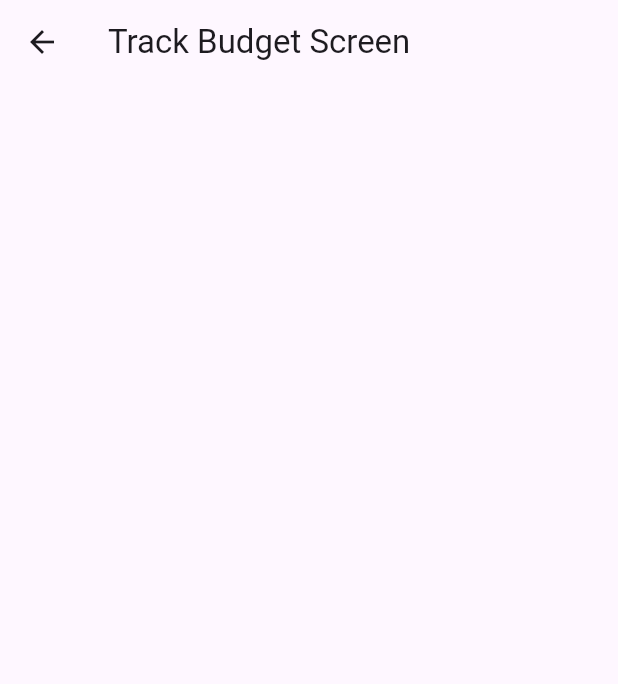
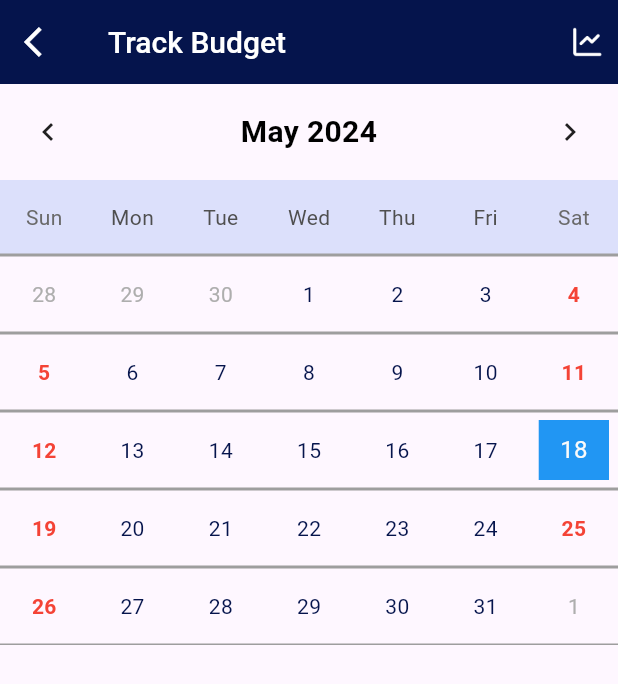
Before and after one commit to AthiraaAthi/project_way, a Flutter app: the TrackBudgetScreen screen opened directly, on a phone screen of 412 x 824 dp. Shown: the top 684 px of the screen. Run offline on Flutter 3.47's test engine with Material 3 defaults, Android fonts, the phone set to English and light mode, and no system bars; drawn by our look-alikes of table_calendar; our stand-ins replace carousel_slider, pinput.

Commit message:
setup calender in track budget screen

```diff
--- a/lib/utils/image_constant/image_constant.dart
+++ b/lib/utils/image_constant/image_constant.dart
@@ -5,4 +5,5 @@ class ImageConstant {
   static String ComingSoon = "assets/images/coming_soon.png";
   static String Profile = "assets/images/profile.png";
   static String Trophy = "assets/images/trophy.png";
+  static String graph = "assets/images/graph.png";
 }
--- a/lib/view/notifications_screen/notifications_screen.dart
+++ b/lib/view/notifications_screen/notifications_screen.dart
@@ -15,7 +15,7 @@ class NotificationScreen extends StatelessWidget {
             Navigator.pop(context);
           },
           icon: Icon(
-            Icons.arrow_back,
+            Icons.arrow_back_ios,
             color: Colors.white,
           ),
         ),
--- a/lib/view/profile/profile_screen.dart
+++ b/lib/view/profile/profile_screen.dart
@@ -17,7 +17,7 @@ class ProfileScreen extends StatelessWidget {
               Navigator.pop(context);
             },
             icon: Icon(
-              Icons.arrow_back,
+              Icons.arrow_back_ios,
               color: Colors.white,
             ),
           ),
--- a/lib/view/subscription_screen/subscription_screen.dart
+++ b/lib/view/subscription_screen/subscription_screen.dart
@@ -19,7 +19,7 @@ class SubscriptionScreen extends StatelessWidget {
               Navigator.pop(context);
             },
             icon: Icon(
-              Icons.arrow_back,
+              Icons.arrow_back_ios,
               color: Colors.white,
             ),
           ),
--- a/lib/view/track_budget_screen/track_budget_screen.dart
+++ b/lib/view/track_budget_screen/track_budget_screen.dart
@@ -1,13 +1,100 @@
 import 'package:flutter/material.dart';
+import 'package:project_way/utils/color_constant/color_constant.dart';
+import 'package:project_way/utils/image_constant/image_constant.dart';
+import 'package:table_calendar/table_calendar.dart';
 
-class TrackBudgetScreen extends StatelessWidget {
-  const TrackBudgetScreen({super.key});
+class TrackBudgetScreen extends StatefulWidget {
+  TrackBudgetScreen({super.key});
 
+  @override
+  State<TrackBudgetScreen> createState() => _TrackBudgetScreenState();
+}
+
+class _TrackBudgetScreenState extends State<TrackBudgetScreen> {
+  CalendarFormat _calendarFormat = CalendarFormat.month;
+  DateTime _focusedDay = DateTime.now();
+  DateTime? _selectedDay;
   @override
   Widget build(BuildContext context) {
     return Scaffold(
       appBar: AppBar(
-        title: Text("Track Budget Screen"),
+        backgroundColor: ColorConstant.defIndigo,
+        title: Text(
+          "Track Budget",
+          style: TextStyle(
+              color: Colors.white, fontSize: 20, fontWeight: FontWeight.w500),
+        ),
+        leading: IconButton(
+          onPressed: () {
+            Navigator.pop(context);
+          },
+          icon: Icon(
+            Icons.arrow_back_ios,
+            color: Colors.white,
+          ),
+        ),
+        actions: [
+          Padding(
+            padding: const EdgeInsets.all(8.0),
+            child: Container(
+                height: 25, width: 25, child: Image.asset(ImageConstant.graph)),
+          )
+        ],
+      ),
+      body: TableCalendar(
+        daysOfWeekHeight: 50,
+        daysOfWeekStyle: DaysOfWeekStyle(
+            decoration: BoxDecoration(color: ColorConstant.bgIndigo)),
+        firstDay: DateTime.utc(2020, 1, 1),
+        lastDay: DateTime.utc(2030, 12, 31),
+        focusedDay: _focusedDay,
+        calendarFormat: _calendarFormat,
+        selectedDayPredicate: (day) {
+          return isSameDay(_selectedDay, day);
+        },
+        onDaySelected: (selectedDay, focusedDay) {
+          setState(() {
+            _selectedDay = selectedDay;
+            _focusedDay = focusedDay; // update `_focusedDay` here as well
+          });
+        },
+        onFormatChanged: (format) {
+          if (_calendarFormat != format) {
+            setState(() {
+              _calendarFormat = format;
+            });
+          }
+        },
+        onPageChanged: (focusedDay) {
+          _focusedDay = focusedDay;
+        },
+        calendarStyle: CalendarStyle(
+          defaultTextStyle: TextStyle(color: ColorConstant.defIndigo), //wasted
+          weekendTextStyle: TextStyle(
+              color: Colors.red,
+              fontWeight: FontWeight.bold), //the weekend color
+          weekNumberTextStyle: TextStyle(
+            color: Colors.amberAccent,
+          ), //wasted
+          tableBorder: TableBorder(
+              bottom: BorderSide(color: Colors.grey),
+              horizontalInside: BorderSide(color: Colors.grey, width: 2)),
+
+          todayDecoration: BoxDecoration(
+            color: Colors.blue,
+            shape: BoxShape.rectangle,
+          ),
+          selectedDecoration: BoxDecoration(
+            color: Colors.green,
+            shape: BoxShape.circle,
+          ),
+        ),
+        headerStyle: HeaderStyle(
+          titleTextStyle: TextStyle(
+              color: Colors.black, fontWeight: FontWeight.bold, fontSize: 20),
+          titleCentered: true,
+          formatButtonVisible: false,
+        ),
       ),
     );
   }
--- a/pubspec.yaml
+++ b/pubspec.yaml
@@ -37,6 +37,7 @@ dependencies:
   cupertino_icons: ^1.0.6
   pinput: ^4.0.0
   carousel_slider: ^4.2.1
+  table_calendar: ^3.1.1
 
 dev_dependencies:
   flutter_test:
```
Also changed, not shown: assets/images/graph.png (added), pubspec.lock.
